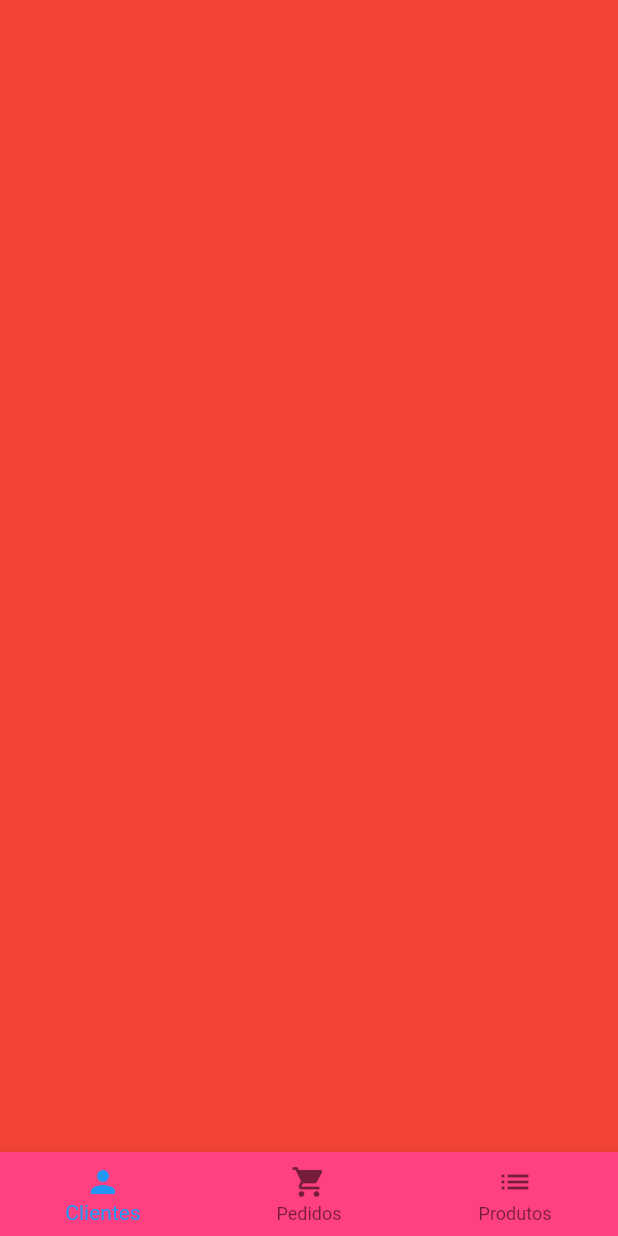
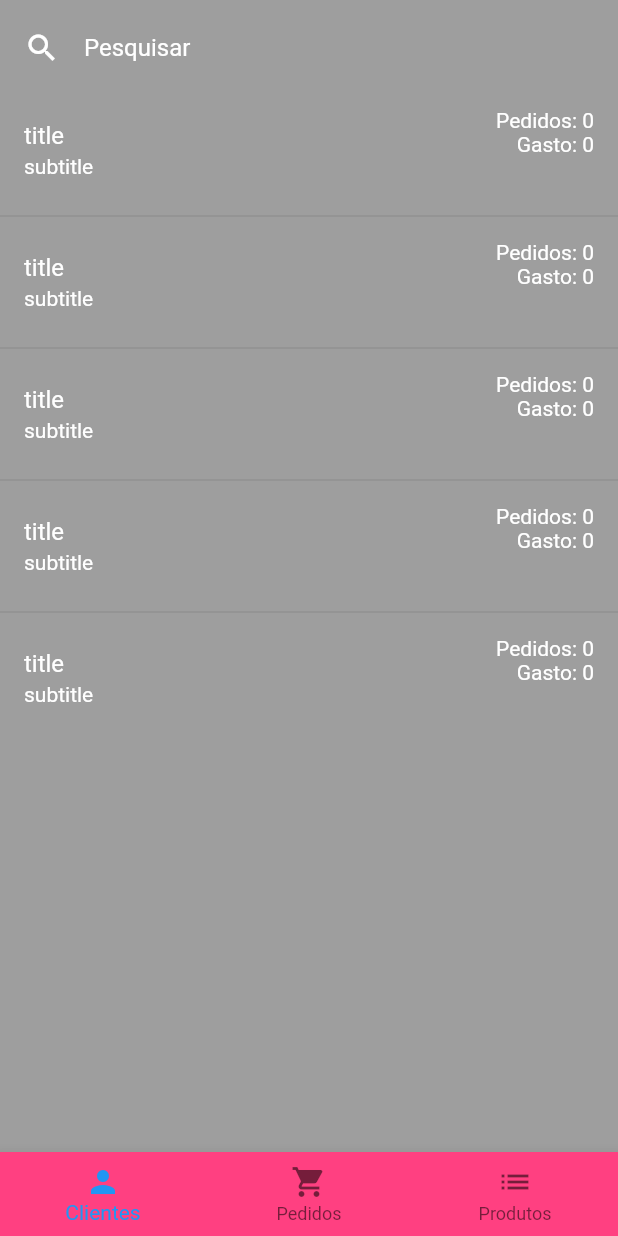
Before and after one commit to leandropnto/gerenteloja, a Flutter app: the HomeScreen screen opened directly, on a phone screen of 412 x 824 dp. Run offline on Flutter 3.47's test engine with Material 2 defaults, Android fonts, the phone set to English and light mode, and no system bars; our stand-ins replace cloud_firestore, firebase_auth, rxdart; missing offline and left inert: bloc_pattern; accounts and stored records are empty.

Commit message:
UserTile e tab de clientes

```diff
--- a/lib/configs/styles.dart
+++ b/lib/configs/styles.dart
@@ -1,3 +1,4 @@
 import 'package:flutter/material.dart';
 
 const primaryColor = Colors.pinkAccent;
+const textoBranco = TextStyle(color: Colors.white);
--- a/lib/screens/home_screen.dart
+++ b/lib/screens/home_screen.dart
@@ -1,5 +1,6 @@
 import 'package:flutter/material.dart';
 import 'package:gerenteloja/configs/styles.dart';
+import 'package:gerenteloja/tabs/users_tab.dart';
 
 class HomeScreen extends StatefulWidget {
   @override
@@ -7,7 +8,6 @@ class HomeScreen extends StatefulWidget {
 }
 
 class _HomeScreenState extends State<HomeScreen> {
-
   PageController _pageController;
   int _page = 0;
 
@@ -22,9 +22,11 @@ class _HomeScreenState extends State<HomeScreen> {
     _pageController.dispose();
     super.dispose();
   }
+
   @override
   Widget build(BuildContext context) {
     return Scaffold(
+      backgroundColor: Colors.grey[500],
       bottomNavigationBar: Theme(
         data: Theme.of(context).copyWith(
             canvasColor: primaryColor,
@@ -34,8 +36,9 @@ class _HomeScreenState extends State<HomeScreen> {
                 .copyWith(caption: TextStyle(color: Colors.white54))),
         child: BottomNavigationBar(
           currentIndex: _page,
-          onTap: (page){
-            _pageController.animateToPage(page, duration: Duration(microseconds: 500), curve: Curves.easeIn);
+          onTap: (page) {
+            _pageController.animateToPage(page,
+                duration: Duration(microseconds: 500), curve: Curves.easeIn);
           },
           items: [
             BottomNavigationBarItem(
@@ -47,18 +50,24 @@ class _HomeScreenState extends State<HomeScreen> {
           ],
         ),
       ),
-      body: PageView(
+      body: SafeArea(
+        child: PageView(
           controller: _pageController,
-        onPageChanged: (page){
+          onPageChanged: (page) {
             setState(() {
               _page = page;
             });
           },
           children: <Widget>[
-          Container(color: Colors.red,),
-          Container(color: Colors.yellow,),
-          Container(color: Colors.green,),
+            UsersTab(),
+            Container(
+              color: Colors.yellow,
+            ),
+            Container(
+              color: Colors.green,
+            ),
           ],
+        ),
       ),
     );
   }
--- /dev/null
+++ b/lib/tabs/users_tab.dart
@@ -0,0 +1,37 @@
+import 'package:flutter/material.dart';
+import 'package:gerenteloja/widgets/user_tile.dart';
+
+class UsersTab extends StatelessWidget {
+  @override
+  Widget build(BuildContext context) {
+    return Column(
+      children: <Widget>[
+        Padding(
+          padding: const EdgeInsets.symmetric(horizontal: 16, vertical: 8),
+          child: TextField(
+            style: TextStyle(color: Colors.white),
+            decoration: InputDecoration(
+                hintText: 'Pesquisar',
+                hintStyle: TextStyle(color: Colors.white),
+                icon: Icon(
+                  Icons.search,
+                  color: Colors.white,
+                ),
+                border: InputBorder.none),
+          ),
+        ),
+        Expanded(
+          child: ListView.separated(
+            itemBuilder: (context, index) {
+              return UserTile();
+            },
+            separatorBuilder: (context, index) {
+              return Divider();
+            },
+            itemCount: 5,
+          ),
+        ),
+      ],
+    );
+  }
+}
--- /dev/null
+++ b/lib/widgets/user_tile.dart
@@ -0,0 +1,31 @@
+import 'package:flutter/material.dart';
+import 'package:gerenteloja/configs/styles.dart';
+
+class UserTile extends StatelessWidget {
+  @override
+  Widget build(BuildContext context) {
+    return ListTile(
+      title: Text(
+        'title',
+        style: textoBranco,
+      ),
+      subtitle: Text(
+        'subtitle',
+        style: textoBranco,
+      ),
+      trailing: Column(
+        crossAxisAlignment: CrossAxisAlignment.end,
+        children: <Widget>[
+          Text(
+            'Pedidos: 0',
+            style: textoBranco,
+          ),
+          Text(
+            'Gasto: 0',
+            style: textoBranco,
+          ),
+        ],
+      ),
+    );
+  }
+}
```
Lines whose indentation alone changed are shown as unchanged.
